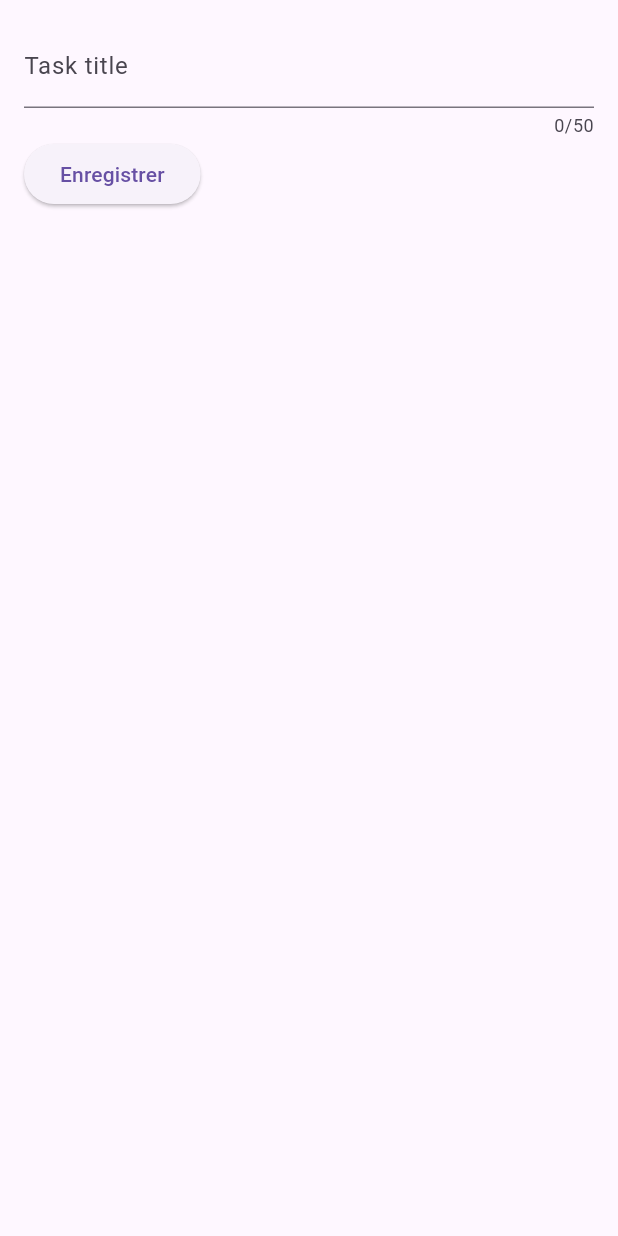
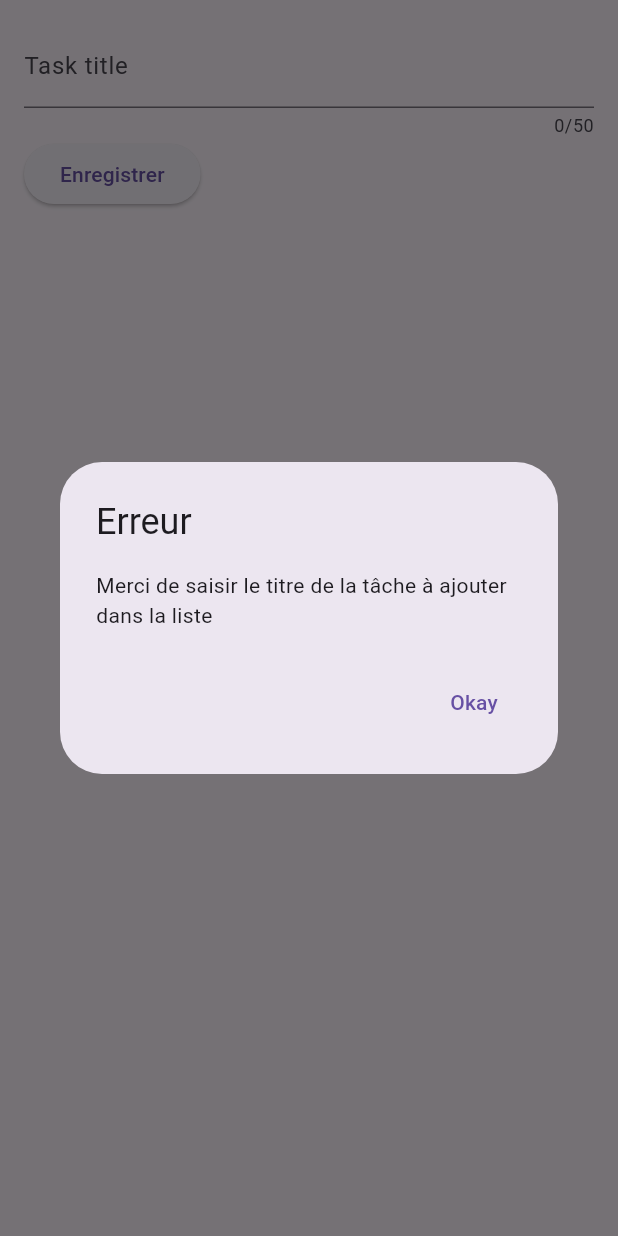
Before and after one commit to sohayb-elbakali/Todolist-flutter, a Flutter app: the NewTask widget shown alone on an empty page, opened directly, after a tap on "Enregistrer", on a phone screen of 412 x 824 dp. Run offline on Flutter 3.47's test engine with Material 3 defaults, Android fonts, the phone set to English and light mode, and no system bars.

Commit message:
methode TextEditingController

```diff
--- a/lib/widgets/new_task.dart
+++ b/lib/widgets/new_task.dart
@@ -7,6 +7,36 @@ State<NewTask> createState() {
 return _NewTaskState();
 } }
 class _NewTaskState extends State<NewTask>{
+
+void _submitTaskData() {
+if (_titleController.text.trim().isEmpty) {
+showDialog(
+context: context,
+builder: (ctx) => AlertDialog(
+title: const Text('Erreur'),
+content: const Text(
+'Merci de saisir le titre de la tâche à ajouter dans la liste'),
+actions: [
+TextButton(
+onPressed: () {
+Navigator.pop(ctx);
+},
+child: const Text('Okay'),
+),
+],
+),
+);
+return;
+}
+}
+
+final _titleController = TextEditingController();
+@override
+void dispose() {
+_titleController.dispose();
+super.dispose();
+}
+
 
 var _enteredTitle = '';
 void _saveTitleInput(String inputValue) {
@@ -21,7 +51,7 @@ return Padding(
   mainAxisSize: MainAxisSize.min,
   children: [
    TextField(
-    onChanged: _saveTitleInput,
+    controller: _titleController,
     maxLength: 50,
     decoration: const InputDecoration(
     label: Text('Task title'),
@@ -30,7 +60,7 @@ return Padding(
    Row(
     children: [
      ElevatedButton(
-       onPressed: () { print(_enteredTitle);},
+       onPressed: _submitTaskData,
        child: const Text('Enregistrer'),
      ),
     ],
```
